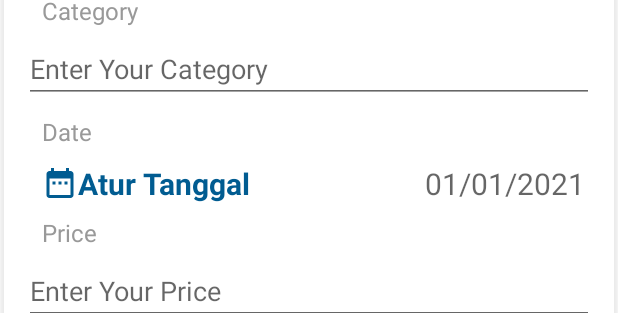
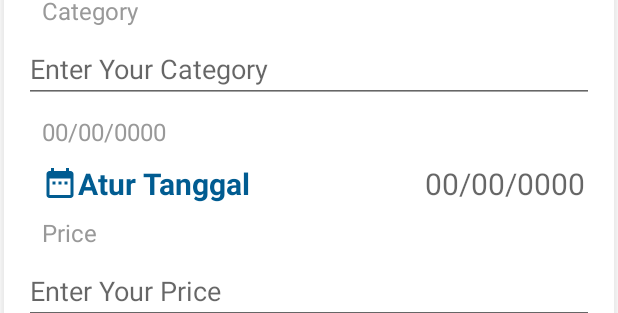
Before and after one commit to xryar/Gebung, an Android app: the layout custom_dialog.xml on its own in the app's theme, with its tools: preview values and no code run, on a phone screen of 412 x 824 dp. Shown: the part 210-523 px from the top of the screen. Run offline under Robolectric (Android 15) with nearby library versions, the phone set to English and light mode, and no system bars.

Commit message:
mengganti hardcore String

```diff
--- a/app/src/main/res/layout/custom_dialog.xml
+++ b/app/src/main/res/layout/custom_dialog.xml
@@ -91,14 +91,14 @@
             android:layout_width="wrap_content"
             android:layout_height="wrap_content"
             android:layout_marginTop="10dp"
-            android:text="Atur Tanggal"
+            android:text="@string/set_date"
             android:textColor="@color/main_background"
             android:textStyle="bold"
             android:textSize="20sp"
-            android:drawableStart="@drawable/ic_date"
-            android:drawableTint="@color/main_background"
             android:gravity="start|center"
             android:layout_marginStart="28dp"
+            app:drawableStartCompat="@drawable/ic_date"
+            app:drawableTint="@color/main_background"
             app:layout_constraintStart_toStartOf="parent"
             app:layout_constraintTop_toBottomOf="@id/tv_date"/>
 
@@ -107,7 +107,7 @@
             android:layout_width="wrap_content"
             android:layout_height="wrap_content"
             android:layout_marginTop="10dp"
-            android:hint="01/01/2021"
+            android:hint="@string/date"
             android:textSize="20sp"
             app:layout_constraintEnd_toEndOf="parent"
             android:layout_marginEnd="22dp"
--- a/app/src/main/res/values/strings.xml
+++ b/app/src/main/res/values/strings.xml
@@ -62,7 +62,7 @@
     <!---  Edit Profile  -->
     <string name="save">Save</string>
     <string name="price">Price</string>
-    <string name="date">Date</string>
+    <string name="date">00/00/0000</string>
     <string name="title">Title</string>
     <string name="dialog_title">+ Add New</string>
 
@@ -91,7 +91,6 @@
     <string name="enter_your_price">Enter Your Price</string>
     <string name="enter_your_category">Enter Your Category</string>
     <string name="type">Type</string>
-    <string name="date_hint">00/00/0000</string>
     <string name="enter_your_title">Enter Your Title</string>
 
     <!--  Analysis  -->
@@ -109,4 +108,5 @@
     <string name="food">Food</string>
     <string name="shop">Shop</string>
     <string name="predicted_expenses_for_n_next_month">Predicted Expenses For\n Next Month</string>
+    <string name="set_date">Atur Tanggal</string>
 </resources>
```
